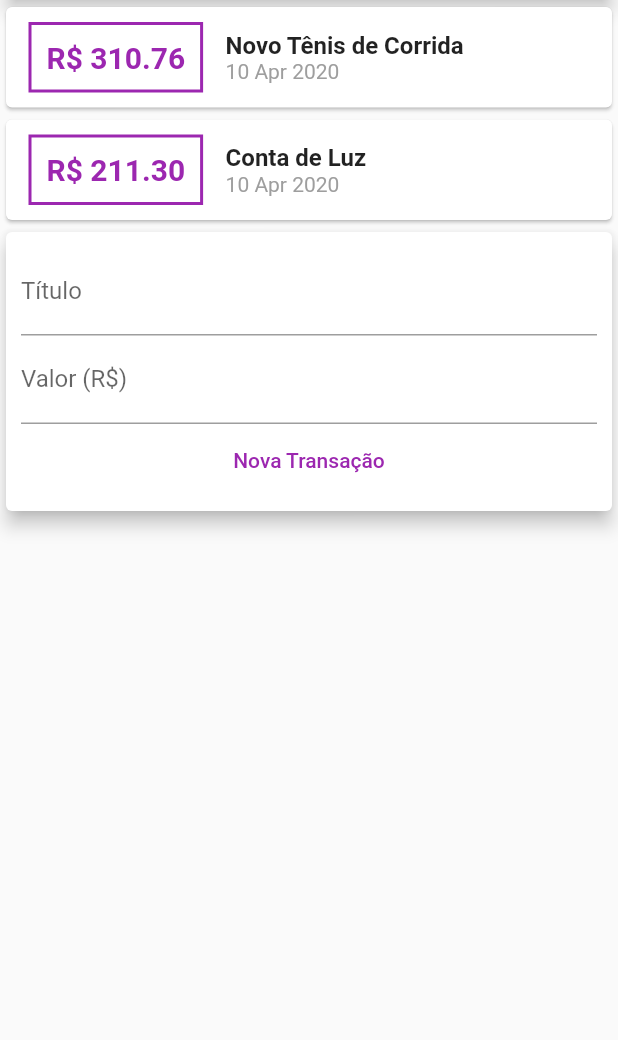
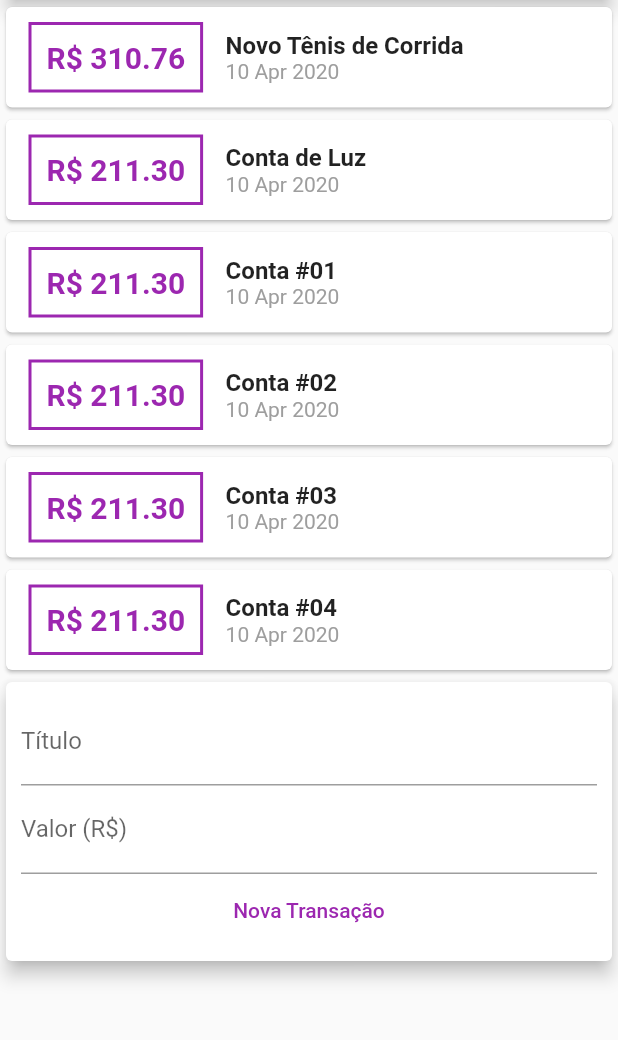
Before and after one commit to juanprog/Expenses-Flutter-App, a Flutter app: the screen it shows after launch, on a phone screen of 412 x 824 dp, the part 119-1159 px from its top. Run offline on Flutter 3.47's test engine with Material 2 defaults, Android fonts, the phone set to English and light mode, and no system bars.

Commit message:
New items

```diff
--- a/lib/components/transaction_user.dart
+++ b/lib/components/transaction_user.dart
@@ -19,8 +19,32 @@ class _TransactionUserState extends State<TransactionUser> {
       date: DateTime.now(),
     ),
     Transaction(
+      id: "t22",
+      title: "Conta de Luz",
+      value: 211.30,
+      date: DateTime.now(),
+    ),
+    Transaction(
+      id: "t20",
+      title: "Conta #01",
+      value: 211.30,
+      date: DateTime.now(),
+    ),
+    Transaction(
       id: "t2",
-      title: "Conta de Luz",
+      title: "Conta #02",
+      value: 211.30,
+      date: DateTime.now(),
+    ),
+    Transaction(
+      id: "t3",
+      title: "Conta #03",
+      value: 211.30,
+      date: DateTime.now(),
+    ),
+    Transaction(
+      id: "t4",
+      title: "Conta #04",
       value: 211.30,
       date: DateTime.now(),
     ),
```
